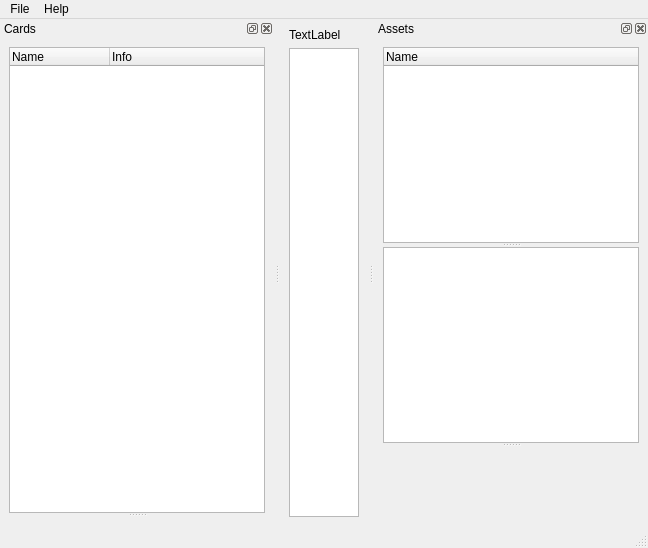
First picture: the form in card_editor_main.ui, repository randall-frank/heresy-card-builder, before the edit.
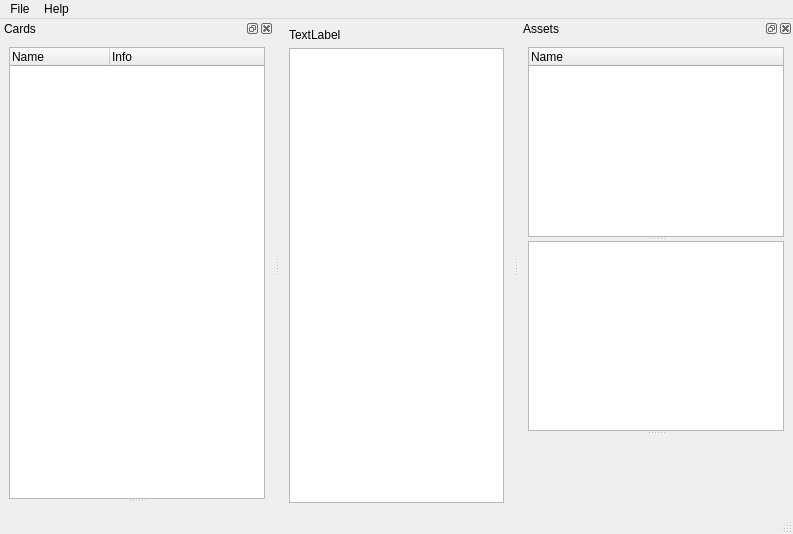
Second picture: the form after the edit. Icons and pictures are not drawn.

What changed in the file:
```diff
--- a/card_editor_main.ui
+++ b/card_editor_main.ui
@@ -6,8 +6,8 @@
    <rect>
     <x>0</x>
     <y>0</y>
-    <width>648</width>
-    <height>548</height>
+    <width>793</width>
+    <height>534</height>
    </rect>
   </property>
   <property name="windowTitle">
@@ -36,8 +36,8 @@
     <rect>
      <x>0</x>
      <y>0</y>
-     <width>648</width>
-     <height>21</height>
+     <width>793</width>
+     <height>22</height>
     </rect>
    </property>
    <widget class="QMenu" name="menuFile">
```
